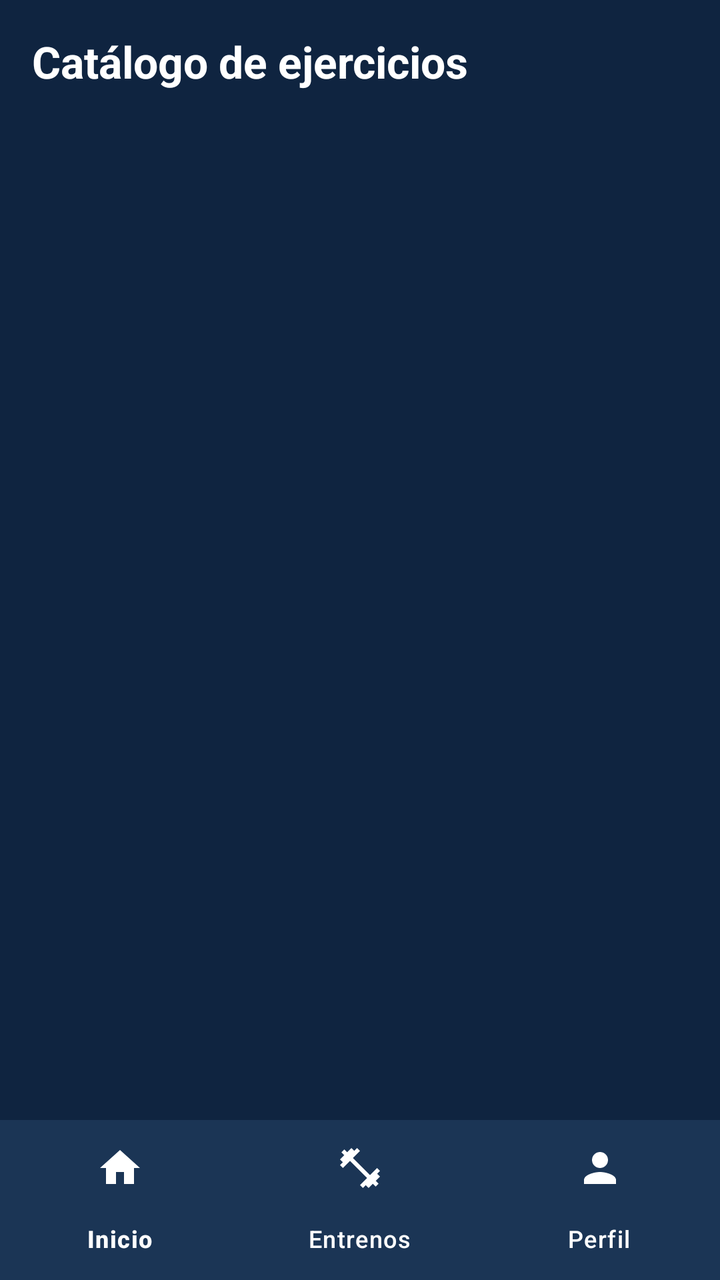
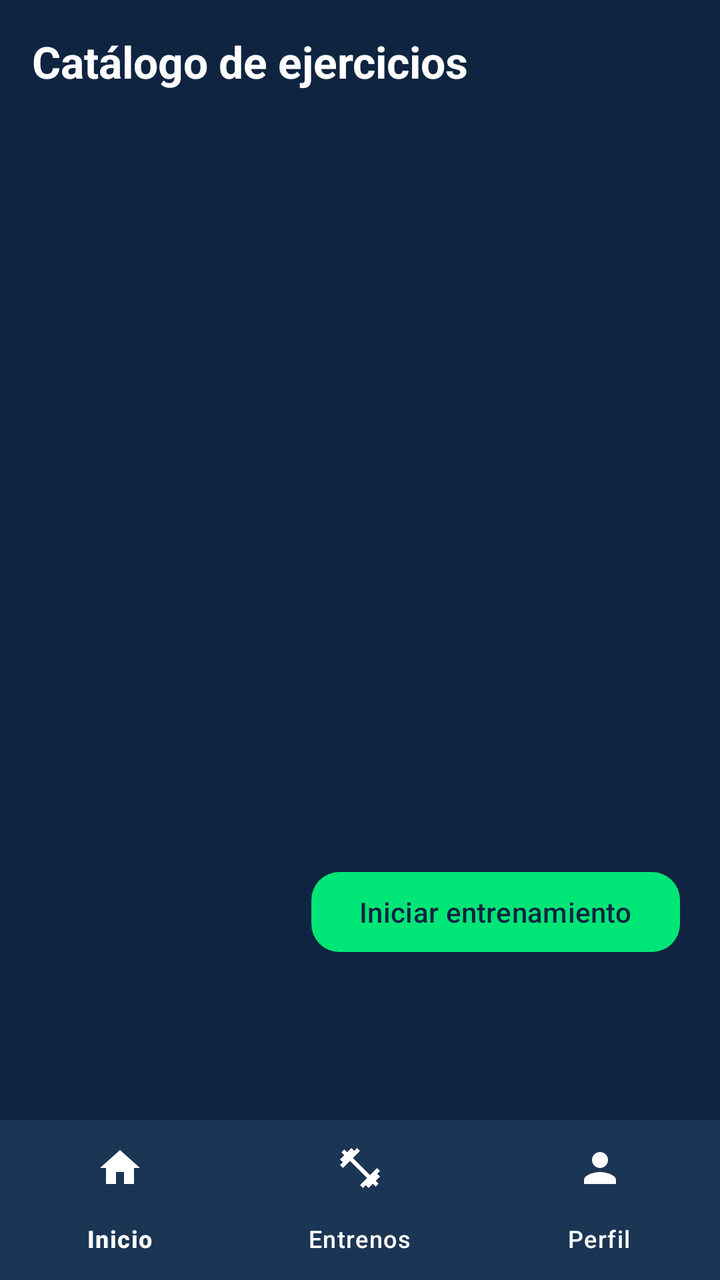

An Android layout rendered at two revisions. The XML below is the earlier revision; the diff shows what the commit changed to produce the second picture.
<!-- AndroidManifest.xml: application theme Theme.TitanTrack -->
<!-- res/layout/activity_dashboard.xml -->
<?xml version="1.0" encoding="utf-8"?>
<androidx.constraintlayout.widget.ConstraintLayout
    xmlns:android="http://schemas.android.com/apk/res/android"
    xmlns:app="http://schemas.android.com/apk/res-auto"
    android:layout_width="match_parent"
    android:layout_height="match_parent"
    android:fitsSystemWindows="true"
    android:background="@color/titan_background">

    <TextView
        android:id="@+id/txtSectionTitle"
        android:layout_width="wrap_content"
        android:layout_height="wrap_content"
        android:text="@string/catalog_title"
        android:textColor="@color/titan_text"
        android:textSize="22sp"
        android:textStyle="bold"
        android:layout_margin="16dp"
        app:layout_constraintTop_toTopOf="parent"
        app:layout_constraintStart_toStartOf="parent" />

    <TextView
        android:id="@+id/txtPlaceholder"
        android:layout_width="wrap_content"
        android:layout_height="wrap_content"
        android:textColor="@color/titan_text"
        android:textSize="22sp"
        android:textStyle="bold"
        android:visibility="gone"
        app:layout_constraintTop_toBottomOf="@id/txtSectionTitle"
        app:layout_constraintBottom_toTopOf="@id/bottomNav"
        app:layout_constraintStart_toStartOf="parent"
        app:layout_constraintEnd_toEndOf="parent" />

    <androidx.recyclerview.widget.RecyclerView
        android:id="@+id/recyclerExercises"
        android:layout_width="0dp"
        android:layout_height="0dp"
        android:clipToPadding="false"
        android:paddingBottom="8dp"
        app:layout_constraintTop_toBottomOf="@id/txtSectionTitle"
        app:layout_constraintBottom_toTopOf="@id/bottomNav"
        app:layout_constraintStart_toStartOf="parent"
        app:layout_constraintEnd_toEndOf="parent" />

    <com.google.android.material.button.MaterialButton
        android:id="@+id/btnLogout"
        android:layout_width="wrap_content"
        android:layout_height="wrap_content"
        android:text="@string/btn_logout"
        android:textColor="@color/titan_button_text"
        app:backgroundTint="@color/titan_accent"
        app:cornerRadius="12dp"
        android:visibility="gone"
        android:layout_marginBottom="24dp"
        app:layout_constraintBottom_toTopOf="@id/bottomNav"
        app:layout_constraintStart_toStartOf="parent"
        app:layout_constraintEnd_toEndOf="parent" />

    <com.google.android.material.bottomnavigation.BottomNavigationView
        android:id="@+id/bottomNav"
        android:layout_width="0dp"
        android:layout_height="wrap_content"
        android:background="@color/titan_surface"
        app:itemIconTint="@color/titan_text"
        app:itemTextColor="@color/titan_text"
        app:menu="@menu/bottom_nav_menu"
        app:layout_constraintBottom_toBottomOf="parent"
        app:layout_constraintStart_toStartOf="parent"
        app:layout_constraintEnd_toEndOf="parent" />

</androidx.constraintlayout.widget.ConstraintLayout>
<!-- resources referenced by this layout -->
<resources>
  <color name="titan_accent">#00E676</color>
  <color name="titan_background">#0F2440</color>
  <color name="titan_button_text">#0F2440</color>
  <color name="titan_surface">#1B3555</color>
  <color name="titan_text">#FFFFFF</color>
  <string name="btn_logout">Cerrar sesión</string>
  <string name="catalog_title">Catálogo de ejercicios</string>
  <style name="Theme.TitanTrack" parent="Base.Theme.TitanTrack" />
  <style name="Base.Theme.TitanTrack" parent="Theme.Material3.DayNight.NoActionBar">
          <item name="colorPrimary">@color/titan_primary</item>
          <item name="android:statusBarColor">@color/titan_background</item>
          <item name="android:windowLightStatusBar">false</item>
      </style>
  <color name="titan_primary">#1E88E5</color>
</resources>

<!-- the commit's change to res/layout/activity_dashboard.xml (unified diff, before → after) -->
@@ -44,6 +44,19 @@
         app:layout_constraintEnd_toEndOf="parent" />
 
     <com.google.android.material.button.MaterialButton
+        android:id="@+id/btnTraining"
+        android:layout_width="wrap_content"
+        android:layout_height="wrap_content"
+        android:text="Iniciar entrenamiento"
+        android:textColor="@color/titan_button_text"
+        app:backgroundTint="@color/titan_accent"
+        app:cornerRadius="14dp"
+        android:layout_marginBottom="80dp"
+        android:layout_marginEnd="20dp"
+        app:layout_constraintBottom_toTopOf="@id/bottomNav"
+        app:layout_constraintEnd_toEndOf="parent" />
+
+    <com.google.android.material.button.MaterialButton
         android:id="@+id/btnLogout"
         android:layout_width="wrap_content"
         android:layout_height="wrap_content"
